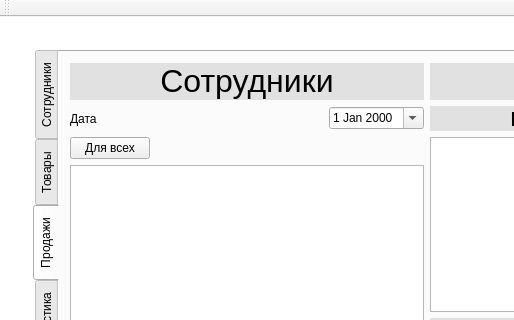
Polikarpova/iSalary, file iSalary/iSalary/mainwindow.ui: the form before one commit; both pictures show x 0 to 514 and y 0 to 320 of the 830 by 625 pixel window.
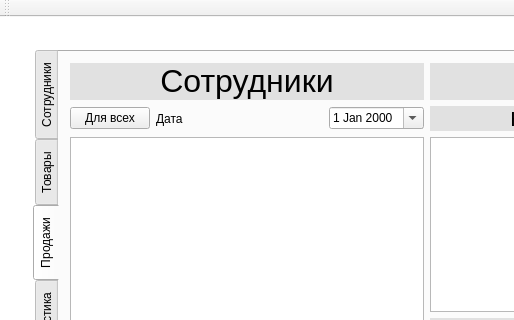
The form after the commit. The open tabs and pages were chosen to show the change.

Commit message: Перемещена кнопка "Для всех" на станице "Продажи": Перемещена на один уровень с надписью "Неподтвержденные"

The edit to the form file:
```diff
--- a/iSalary/iSalary/mainwindow.ui
+++ b/iSalary/iSalary/mainwindow.ui
@@ -988,6 +988,13 @@
                   </item>
                   <item>
                    <layout class="QHBoxLayout" name="horizontalLayout_34">
+                    <item>
+                     <widget class="QPushButton" name="salesForAllButton">
+                      <property name="text">
+                       <string>Для всех</string>
+                      </property>
+                     </widget>
+                    </item>
                     <item>
                      <widget class="QLabel" name="label_45">
                       <property name="text">
@@ -1058,30 +1065,6 @@
                     </item>
                    </layout>
                   </item>
-                  <item>
-                   <layout class="QHBoxLayout" name="horizontalLayout_6">
-                    <item>
-                     <widget class="QPushButton" name="salesForAllButton">
-                      <property name="text">
-                       <string>Для всех</string>
-                      </property>
-                     </widget>
-                    </item>
-                    <item>
-                     <spacer name="horizontalSpacer_6">
-                      <property name="orientation">
-                       <enum>Qt::Horizontal</enum>
-                      </property>
-                      <property name="sizeHint" stdset="0">
-                       <size>
-                        <width>40</width>
-                        <height>20</height>
-                       </size>
-                      </property>
-                     </spacer>
-                    </item>
-                   </layout>
-                  </item>
                   <item>
                    <widget class="QTableView" name="managersSalesTable"/>
                   </item>
```
Left out of the diff: 2 changed lines with no effect on the pictures.
